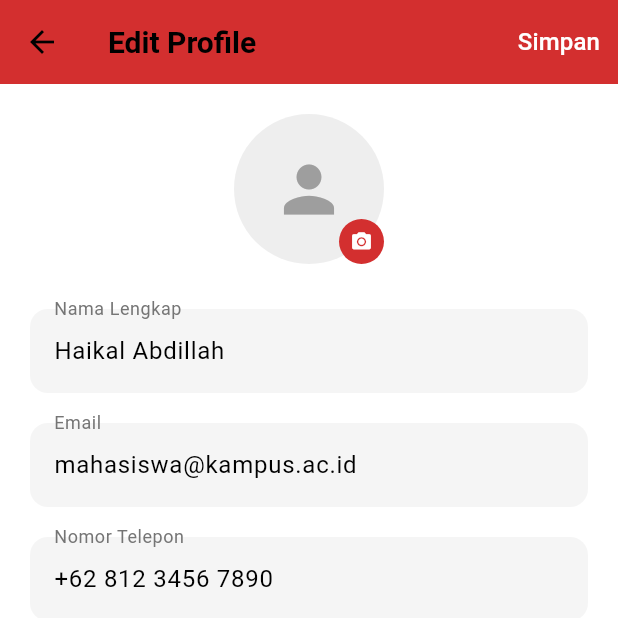
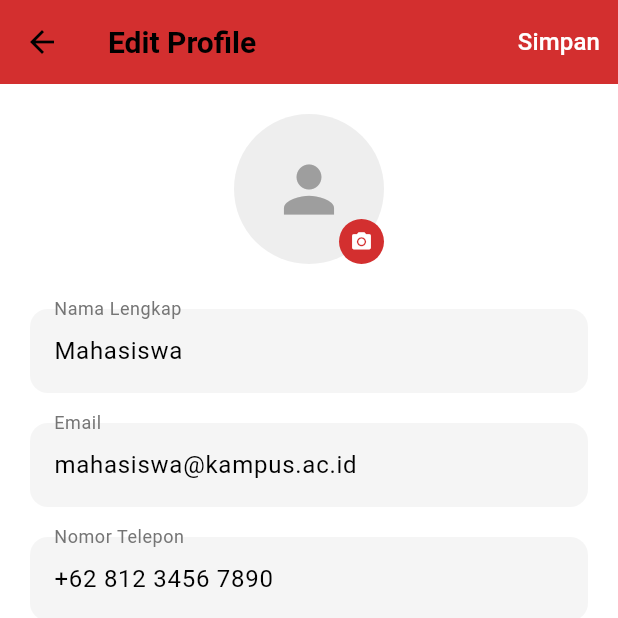
Before and after one commit to HaikalAbdillah/learning-management-system, a Flutter app: the MainScreen screen opened directly, item 4 of the bottom bar chosen, after a tap on the "edit" icon, on a phone screen of 412 x 824 dp, the top half of it. Run offline on Flutter 3.47's test engine with Material 3 defaults, Android fonts, the phone set to English and light mode, and no system bars; our stand-ins replace curved_navigation_bar, file_picker, shared_preferences, webview_flutter, youtube_player_flutter; missing offline and left inert: syncfusion_flutter_pdfviewer; accounts and stored records are empty.

Commit message:
memperbaiki fitur-fitur

```diff
--- a/lib/features/home/home_screen.dart
+++ b/lib/features/home/home_screen.dart
@@ -1,7 +1,9 @@
 import 'package:flutter/material.dart';
+import 'package:provider/provider.dart';
 import '../../config/app_theme.dart';
 import '../../config/routes.dart';
 import '../../services/class_repository.dart';
+import '../../providers/user_provider.dart';
 
 class HomeScreen extends StatelessWidget {
   const HomeScreen({super.key});
@@ -239,6 +241,8 @@
   }
 
   Widget _buildHeader(BuildContext context) {
+    return Consumer<UserProvider>(
+      builder: (context, userProvider, child) {
         return Container(
           padding: const EdgeInsets.fromLTRB(24, 60, 24, 20),
           decoration: const BoxDecoration(
@@ -255,15 +259,15 @@
             children: [
               Column(
                 crossAxisAlignment: CrossAxisAlignment.start,
-            children: const [
-              Text(
-                'Halo,',
+                children: [
+                  const Text(
+                    'Hai,',
                     style: TextStyle(color: Colors.white, fontSize: 14),
                   ),
-              SizedBox(height: 4),
+                  const SizedBox(height: 4),
                   Text(
-                'HAIKAL', // Real Name
-                style: TextStyle(
+                    userProvider.user.name,
+                    style: const TextStyle(
                       color: Colors.white,
                       fontSize: 16,
                       fontWeight: FontWeight.bold,
@@ -309,17 +313,17 @@
                         border: Border.all(color: Colors.white24),
                       ),
                       child: Row(
-                    children: const [
+                        children: [
                           Text(
-                        "MAHASISWA",
-                        style: TextStyle(
+                            userProvider.user.role.toUpperCase(),
+                            style: const TextStyle(
                               color: Colors.white,
                               fontSize: 10,
                               fontWeight: FontWeight.bold,
                             ),
                           ),
-                      SizedBox(width: 8),
-                      Icon(Icons.person, color: Colors.white, size: 16),
+                          const SizedBox(width: 8),
+                          const Icon(Icons.person, color: Colors.white, size: 16),
                         ],
                       ),
                     ),
@@ -328,6 +332,8 @@
               ),
             ],
           ),
+        );
+      },
     );
   }
 
--- a/lib/features/profile/edit_profile_screen.dart
+++ b/lib/features/profile/edit_profile_screen.dart
@@ -1,6 +1,7 @@
 import 'package:flutter/material.dart';
+import 'package:provider/provider.dart';
 import '../../config/app_theme.dart';
-import '../../services/user_repository.dart';
+import '../../providers/user_provider.dart';
 
 class EditProfileScreen extends StatefulWidget {
   const EditProfileScreen({super.key});
@@ -18,11 +19,13 @@
   @override
   void initState() {
     super.initState();
-    // Initialize with real data
-    final user = UserRepository.user;
-    _nameController.text = user['name'] ?? '';
-    _emailController.text = user['email'] ?? '';
-    _phoneController.text = user['phone'] ?? '';
+    // Initialize with data from provider
+    WidgetsBinding.instance.addPostFrameCallback((_) {
+      final userProvider = Provider.of<UserProvider>(context, listen: false);
+      _nameController.text = userProvider.user.name;
+      _emailController.text = 'mahasiswa@kampus.ac.id'; // Static for now
+      _phoneController.text = '+62 812 3456 7890'; // Static for now
+    });
   }
 
   @override
@@ -35,10 +38,9 @@
 
   void _handleSave() {
     if (_formKey.currentState!.validate()) {
-      // Update repository
-      UserRepository.user['name'] = _nameController.text;
-      UserRepository.user['email'] = _emailController.text;
-      UserRepository.user['phone'] = _phoneController.text;
+      // Update provider
+      final userProvider = Provider.of<UserProvider>(context, listen: false);
+      userProvider.updateName(_nameController.text);
 
       Navigator.pop(context);
     }
--- a/lib/features/profile/profile_screen.dart
+++ b/lib/features/profile/profile_screen.dart
@@ -1,9 +1,10 @@
 import 'package:flutter/material.dart';
+import 'package:provider/provider.dart';
 import '../../config/app_theme.dart';
 import '../../config/routes.dart';
 import '../../services/auth_service.dart';
-import '../../services/user_repository.dart';
 import '../../services/class_repository.dart';
+import '../../providers/user_provider.dart';
 
 class ProfileScreen extends StatefulWidget {
   const ProfileScreen({super.key});
@@ -13,15 +14,10 @@
 }
 
 class _ProfileScreenState extends State<ProfileScreen> {
-  // Force rebuild when returning from edit
-  void _refresh() {
-    setState(() {});
-  }
-
   @override
   Widget build(BuildContext context) {
-    final user = UserRepository.user;
-
+    return Consumer<UserProvider>(
+      builder: (context, userProvider, child) {
         return Scaffold(
           backgroundColor: Colors.white,
           appBar: AppBar(
@@ -39,7 +35,7 @@
                 icon: const Icon(Icons.edit, color: Colors.white),
                 onPressed: () async {
                   await Navigator.pushNamed(context, '/edit-profile');
-              _refresh(); // Refresh data on return
+                  // No need to refresh, provider will handle updates automatically
                 },
               ),
             ],
@@ -91,7 +87,7 @@
                           crossAxisAlignment: CrossAxisAlignment.start,
                           children: [
                             Text(
-                              user['name'],
+                              userProvider.user.name,
                               style: const TextStyle(
                                 fontSize: 18,
                                 fontWeight: FontWeight.bold,
@@ -111,7 +107,7 @@
                                 borderRadius: BorderRadius.circular(8),
                               ),
                               child: Text(
-                                (user['role'] as String).toUpperCase(),
+                                userProvider.user.role.toUpperCase(),
                                 style: const TextStyle(
                                   color: AppTheme.primaryColor,
                                   fontSize: 10,
@@ -121,7 +117,7 @@
                             ),
                             const SizedBox(height: 4),
                             Text(
-                              user['email'],
+                              'mahasiswa@kampus.ac.id', // Static email for now
                               style: const TextStyle(
                                 fontSize: 12,
                                 color: Colors.grey,
@@ -135,11 +131,11 @@
                   const SizedBox(height: 24),
                   const Divider(),
                   const SizedBox(height: 16),
-                  _buildInfoRow("NIM", user['nim']),
+                  _buildInfoRow("NIM", "1301194000"),
                   const SizedBox(height: 12),
-                  _buildInfoRow("Jurusan", user['jurusan']),
+                  _buildInfoRow("Jurusan", "S1 Informatika"),
                   const SizedBox(height: 12),
-                  _buildInfoRow("Angkatan", user['angkatan']),
+                  _buildInfoRow("Angkatan", "2019"),
                 ],
               ),
             ),
@@ -210,6 +206,8 @@
           ],
         ),
       ),
+        );
+      },
     );
   }
 
--- a/lib/models/user.dart
+++ b/lib/models/user.dart
@@ -1,81 +1,47 @@
 class User {
-  final String id;
-  final String email;
   final String name;
   final String role;
-  final String? profilePicture;
-  final DateTime createdAt;
-  final DateTime? lastLoginAt;
 
   const User({
-    required this.id,
-    required this.email,
     required this.name,
     required this.role,
-    this.profilePicture,
-    required this.createdAt,
-    this.lastLoginAt,
   });
 
   factory User.fromJson(Map<String, dynamic> json) {
     return User(
-      id: json['id'] ?? '',
-      email: json['email'] ?? '',
-      name: json['name'] ?? '',
-      role: json['role'] ?? 'student',
-      profilePicture: json['profilePicture'],
-      createdAt: DateTime.parse(
-        json['createdAt'] ?? DateTime.now().toIso8601String(),
-      ),
-      lastLoginAt: json['lastLoginAt'] != null
-          ? DateTime.parse(json['lastLoginAt'])
-          : null,
+      name: json['name'] ?? 'Mahasiswa',
+      role: json['role'] ?? 'Mahasiswa',
     );
   }
 
   Map<String, dynamic> toJson() {
     return {
-      'id': id,
-      'email': email,
       'name': name,
       'role': role,
-      'profilePicture': profilePicture,
-      'createdAt': createdAt.toIso8601String(),
-      'lastLoginAt': lastLoginAt?.toIso8601String(),
     };
   }
 
   User copyWith({
-    String? id,
-    String? email,
     String? name,
     String? role,
-    String? profilePicture,
-    DateTime? createdAt,
-    DateTime? lastLoginAt,
   }) {
     return User(
-      id: id ?? this.id,
-      email: email ?? this.email,
       name: name ?? this.name,
       role: role ?? this.role,
-      profilePicture: profilePicture ?? this.profilePicture,
-      createdAt: createdAt ?? this.createdAt,
-      lastLoginAt: lastLoginAt ?? this.lastLoginAt,
     );
   }
 
   @override
   String toString() {
-    return 'User(id: $id, email: $email, name: $name, role: $role)';
+    return 'User(name: $name, role: $role)';
   }
 
   @override
   bool operator ==(Object other) {
     if (identical(this, other)) return true;
-    return other is User && other.id == id && other.email == email;
+    return other is User && other.name == name && other.role == role;
   }
 
   @override
-  int get hashCode => id.hashCode ^ email.hashCode;
+  int get hashCode => name.hashCode ^ role.hashCode;
 }
--- /dev/null
+++ b/lib/providers/user_provider.dart
@@ -0,0 +1,31 @@
+import 'package:flutter/material.dart';
+import '../models/user.dart';
+
+class UserProvider with ChangeNotifier {
+  User _user = User(
+    name: 'Mahasiswa',
+    role: 'Mahasiswa',
+  );
+
+  User get user => _user;
+
+  void updateName(String newName) {
+    if (newName.trim().isEmpty) {
+      _user = User(
+        name: 'Mahasiswa',
+        role: _user.role,
+      );
+    } else {
+      _user = User(
+        name: newName.trim(),
+        role: _user.role,
+      );
+    }
+    notifyListeners();
+  }
+
+  void updateUser(User newUser) {
+    _user = newUser;
+    notifyListeners();
+  }
+}
--- a/pubspec.yaml
+++ b/pubspec.yaml
@@ -37,6 +37,9 @@
 
   # For secure password hashing
   crypto: ^3.0.3
+
+  # State management
+  provider: ^6.1.2
 
   # Curved navigation bar package
   curved_navigation_bar: ^1.0.3
```
Also changed, not shown: lib/main.dart (+10 -1 lines), pubspec.lock, 1 other file. Lines whose indentation alone changed are shown as unchanged.
